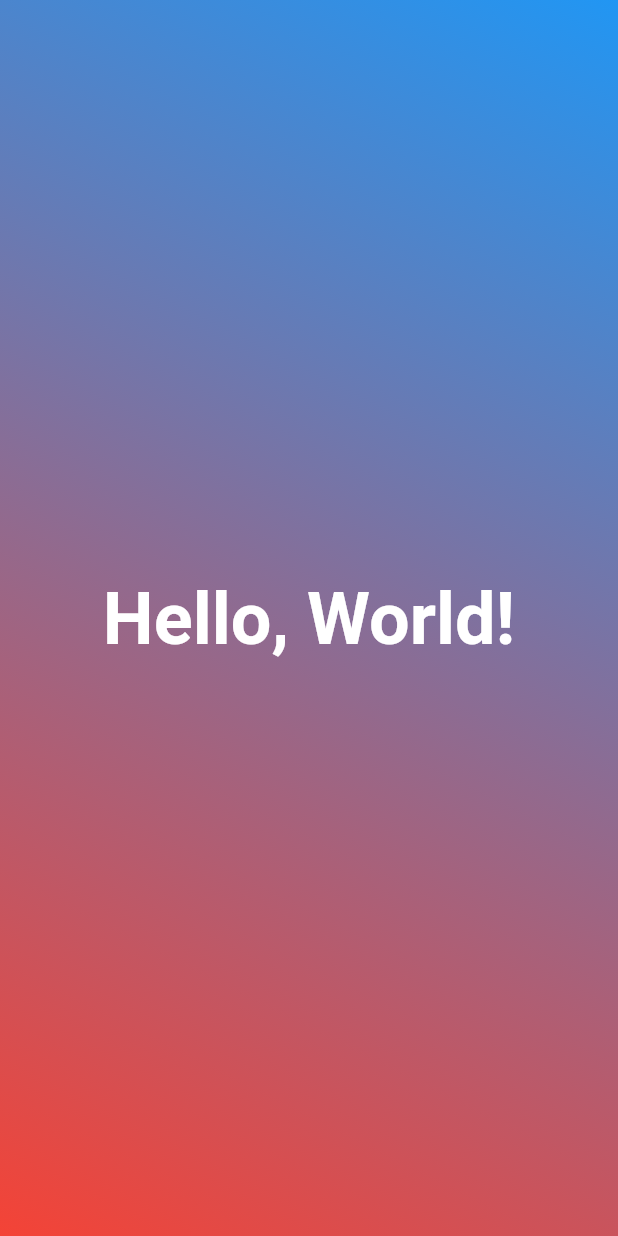
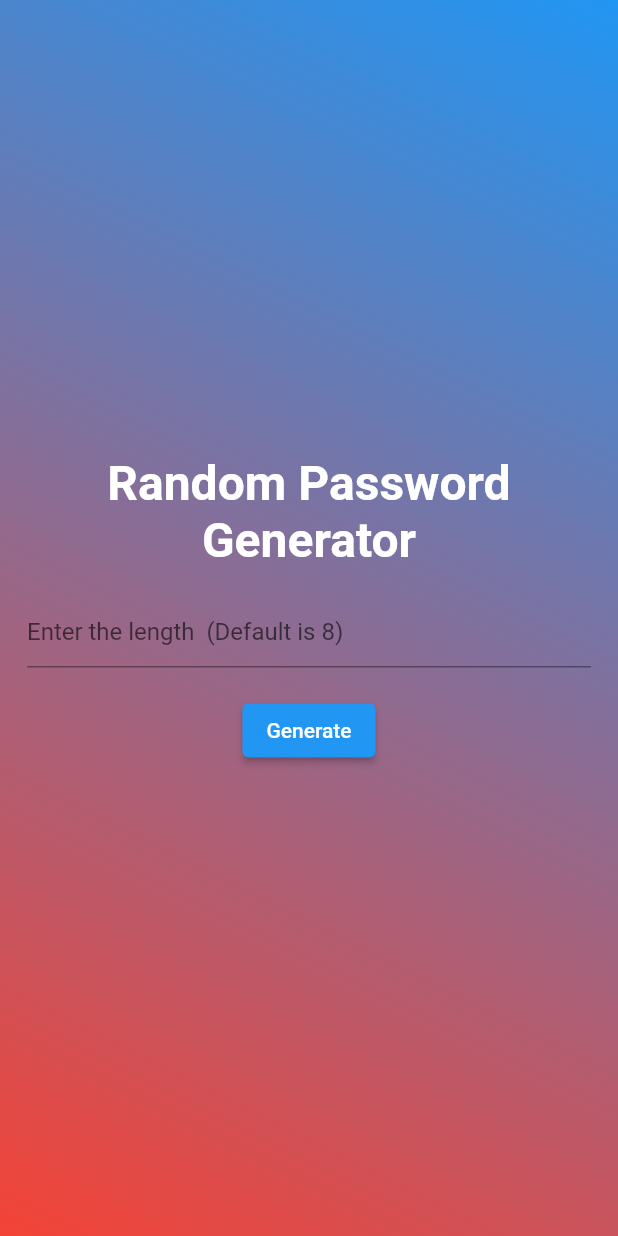
Before and after one commit to SuyeshBadge/Flutter, a Flutter app: the screen it shows after launch, on a phone screen of 412 x 824 dp. Run offline on Flutter 3.47's test engine with Material 2 defaults, Android fonts, the phone set to English and light mode, and no system bars; missing offline and left inert: random_password_generator.

Commit message:
Ranpass app

```diff
--- a/myapp/first_app/lib/main.dart
+++ b/myapp/first_app/lib/main.dart
@@ -9,6 +9,7 @@ class MyApp extends StatelessWidget {
   @override
   Widget build(BuildContext context) {
     return MaterialApp(
+      debugShowCheckedModeBanner: false,
       home: Homepage(),
     );
   }
--- a/myapp/first_app/lib/pages/home.dart
+++ b/myapp/first_app/lib/pages/home.dart
@@ -1,6 +1,23 @@
 import 'package:flutter/material.dart';
+import 'package:random_password_generator/random_password_generator.dart';
+import 'package:flutter/services.dart';
 
-class Homepage extends StatelessWidget {
+class Homepage extends StatefulWidget {
+  @override
+  _HomepageState createState() => _HomepageState();
+}
+
+class _HomepageState extends State<Homepage> {
+  var length = 0;
+  bool _isWithLetters = true;
+  bool _isWithUppercase = true;
+  bool _isWithNumbers = true;
+  bool _isWithSpecial = true;
+  double _numberCharPassword = 8;
+  String newPassword = '';
+
+  final password = RandomPasswordGenerator();
+  TextEditingController _passlength = TextEditingController();
   @override
   Widget build(BuildContext context) {
     return Scaffold(
@@ -17,13 +34,73 @@ class Homepage extends StatelessWidget {
             ),
           ),
           child: Center(
-            child: Text(
-              'Hello, World!',
-              style: TextStyle(
-                fontSize: 48.0,
-                fontWeight: FontWeight.bold,
-                color: Colors.white,
-              ),
+            child: Column(
+              mainAxisAlignment: MainAxisAlignment.center,
+              children: <Widget>[
+                Text(
+                  'Random Password Generator',
+                  style: TextStyle(
+                    fontSize: 32.0,
+                    fontWeight: FontWeight.bold,
+                    color: Colors.white,
+                  ),
+                  textAlign: TextAlign.center,
+                ),
+                Padding(
+                  padding: const EdgeInsets.all(18.0),
+                  child: TextField(
+                      controller: _passlength,
+                      decoration: InputDecoration(
+                          hintText: "Enter the length  (Default is 8)"),
+                      keyboardType: TextInputType.number),
+                ),
+                ElevatedButton(
+                    onPressed: () {
+                      if (_passlength.text.trim().isNotEmpty) {
+                        _numberCharPassword =
+                            double.parse(_passlength.text.trim());
+                      }
+                      if (_numberCharPassword <= 100) {
+                        newPassword = password.randomPassword(
+                            letters: _isWithLetters,
+                            numbers: _isWithNumbers,
+                            passwordLength: _numberCharPassword,
+                            specialChar: _isWithSpecial,
+                            uppercase: _isWithUppercase);
+                      } else {
+                        newPassword = "Please Enter Length less than 100 ";
+                      }
+                      print(newPassword);
+
+                      setState(() {});
+                    },
+                    child: Text("Generate")),
+                SizedBox(
+                  height: 10,
+                ),
+                if (newPassword.isNotEmpty && newPassword != null)
+                  Center(
+                    child: SingleChildScrollView(
+                      child: Padding(
+                        padding: const EdgeInsets.all(8.0),
+                        child: Text(
+                          newPassword,
+                          style: TextStyle(
+                              color: Colors.white,
+                              fontSize: 25,
+                              fontWeight: FontWeight.bold),
+                        ),
+                      ),
+                    ),
+                  ),
+                if (newPassword.isNotEmpty && newPassword != null)
+                  ElevatedButton(
+                    onPressed: () {
+                      Clipboard.setData(ClipboardData(text: newPassword));
+                    },
+                    child: Icon(Icons.copy_rounded),
+                  )
+              ],
             ),
           ),
         ),
--- a/myapp/first_app/pubspec.yaml
+++ b/myapp/first_app/pubspec.yaml
@@ -28,6 +28,7 @@ dependencies:
   # The following adds the Cupertino Icons font to your application.
   # Use with the CupertinoIcons class for iOS style icons.
   cupertino_icons: ^1.0.2
+  random_password_generator: ^0.2.0
 
 dev_dependencies:
   flutter_test:
```
Also changed, not shown: myapp/first_app/pubspec.lock, 57 other files.
